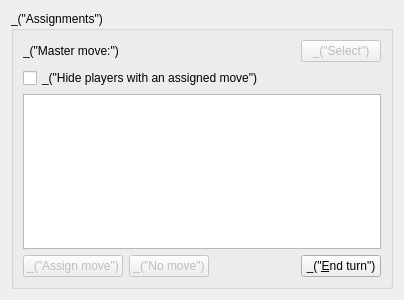
First picture: the form in qt/ui/arbit_assignments.ui, repository cjlano/eliot, before the edit.
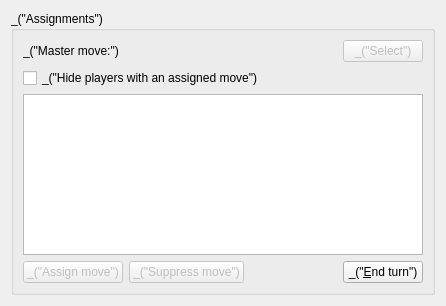
Second picture: the form after the edit. Custom widgets are drawn as their Qt base class.

Commit message: Arbitration: "No move" is now named "Suppress move"

Diff of the .ui file:
```diff
--- a/qt/ui/arbit_assignments.ui
+++ b/qt/ui/arbit_assignments.ui
@@ -6,8 +6,8 @@
    <rect>
     <x>0</x>
     <y>0</y>
-    <width>404</width>
-    <height>300</height>
+    <width>446</width>
+    <height>306</height>
    </rect>
   </property>
   <property name="windowTitle">
@@ -104,7 +104,7 @@
            <string>_(&quot;Indicate that the selected player(s) did not play&quot;)</string>
           </property>
           <property name="text">
-           <string>_(&quot;No move&quot;)</string>
+           <string>_(&quot;Suppress move&quot;)</string>
           </property>
          </widget>
         </item>
```
Left out of the diff: 2 changed lines with no effect on the pictures. The commit also changes 2 other files.
